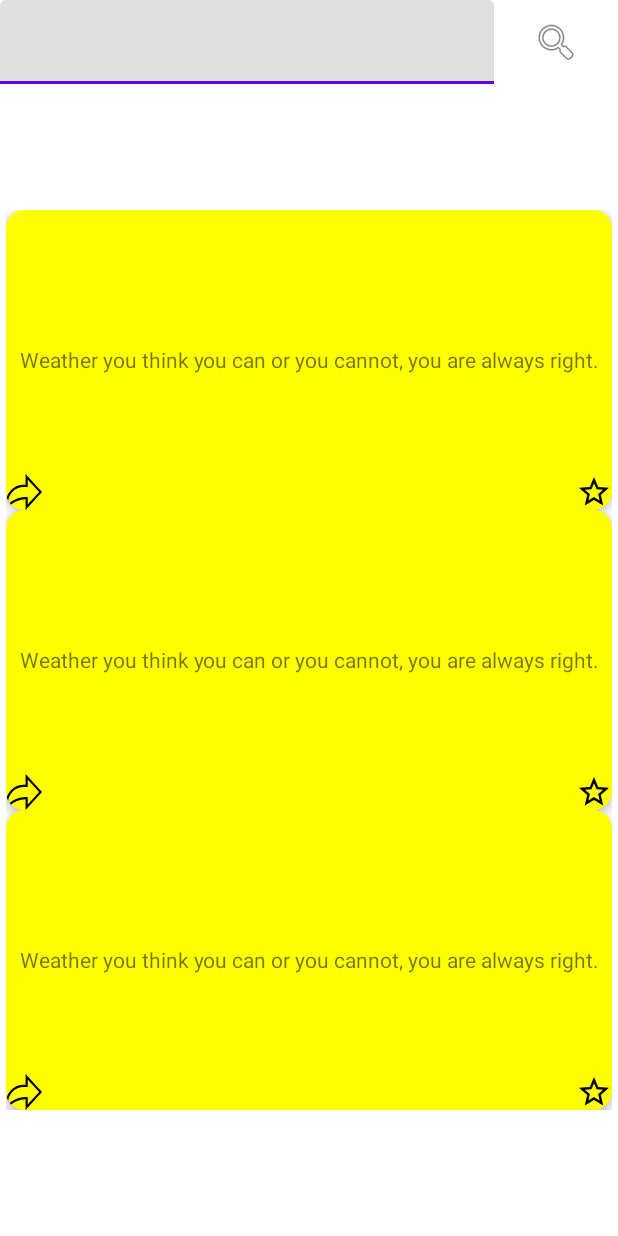
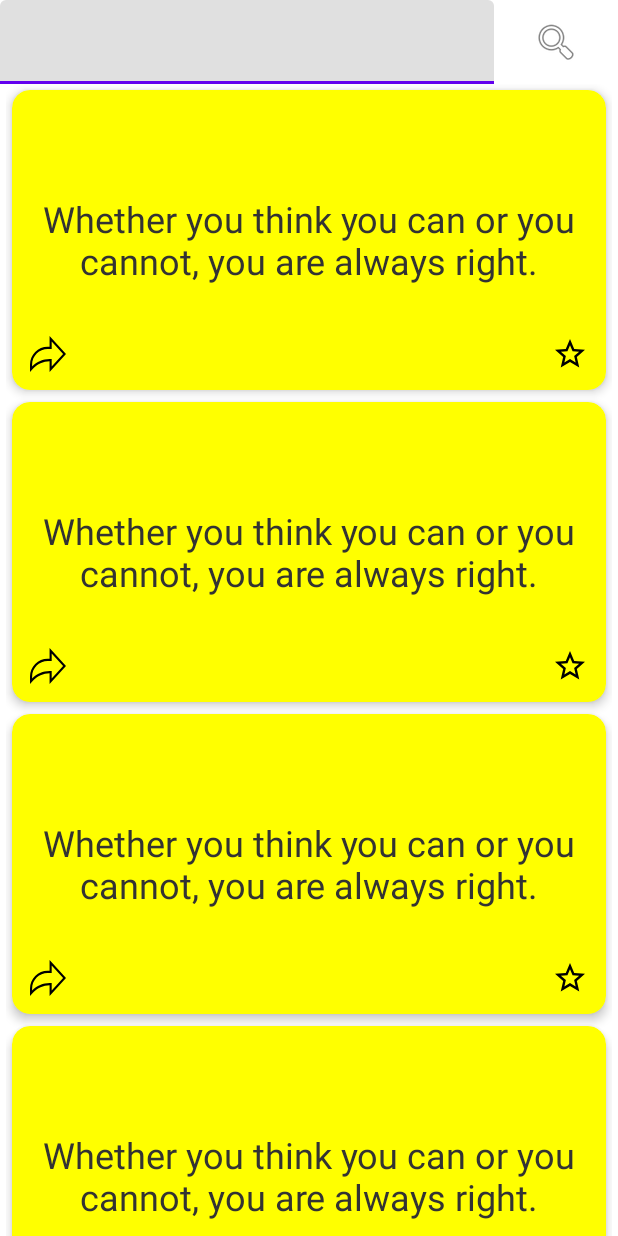
Before and after one commit to hunnihundert/QuoteSaver, an Android app: the layout fragment_feed.xml on its own in the app's theme, with its tools: preview values and no code run, on a phone screen of 412 x 824 dp. Run offline under Robolectric (Android 15) with nearby library versions, the phone set to English and light mode, and no system bars; network calls fail.

Commit message:
Fix design issues

```diff
--- a/app/src/main/res/layout/fragment_feed.xml
+++ b/app/src/main/res/layout/fragment_feed.xml
@@ -51,14 +51,14 @@
         <androidx.recyclerview.widget.RecyclerView
             android:id="@+id/recyclerView_feed_quoteFeed"
             android:layout_width="match_parent"
-            android:layout_height="wrap_content"
+            android:layout_height="0dp"
             android:paddingHorizontal="4dp"
-            app:layout_constraintBottom_toBottomOf="parent"
             app:layout_constraintEnd_toEndOf="parent"
             app:layout_constraintStart_toStartOf="parent"
             app:layout_constraintTop_toBottomOf="@id/linearLayout_feed_search"
+            app:layout_constraintBottom_toBottomOf="parent"
             tools:listitem="@layout/list_item_quote"
-            tools:itemCount="3"/>
+            tools:itemCount="4"/>
 
     </androidx.constraintlayout.widget.ConstraintLayout>
 
--- a/app/src/main/res/layout/list_item_quote.xml
+++ b/app/src/main/res/layout/list_item_quote.xml
@@ -1,38 +1,48 @@
 <?xml version="1.0" encoding="utf-8"?>
 <layout xmlns:android="http://schemas.android.com/apk/res/android"
-    xmlns:tools="http://schemas.android.com/tools"
-    xmlns:app="http://schemas.android.com/apk/res-auto">
+    xmlns:app="http://schemas.android.com/apk/res-auto"
+    xmlns:tools="http://schemas.android.com/tools">
 
     <androidx.cardview.widget.CardView
         android:layout_width="match_parent"
         android:layout_height="200dp"
+        android:layout_margin="4dp"
+        android:clipToPadding="true"
+        android:padding="23dp"
+        app:cardBackgroundColor="#FFFF00"
+        app:cardCornerRadius="12dp"
         app:cardElevation="4dp"
-        app:cardMaxElevation="4dp"
-        app:cardCornerRadius="12dp"
-        app:cardBackgroundColor="#FFFF00"
-        android:clipToPadding="false"
-        android:padding="6dp">
+        app:cardMaxElevation="4dp">
+
         <TextView
             android:id="@+id/textView_listItemQuote_quote"
             android:layout_width="match_parent"
             android:layout_height="match_parent"
+            android:layout_margin="16dp"
             android:gravity="center"
-            tools:text="Weather you think you can or you cannot, you are always right."
+            android:textColor="#333333"
+            android:textSize="24sp"
+            tools:text="Whether you think you can or you cannot, you are always right."
+            tools:textColor="#333333"
             tools:textSize="32sp" />
+
         <ImageView
             android:id="@+id/imageView_listItemQuote_liked"
             android:layout_width="wrap_content"
             android:layout_height="wrap_content"
-            android:src="@drawable/ic_favorite_border"
+            android:layout_gravity="bottom|end"
+            android:layout_margin="12dp"
             android:contentDescription="@string/contentDescription_imageView_listItemQuote_favorite"
-            android:layout_gravity="bottom|end"/>
+            android:src="@drawable/ic_favorite_border" />
+
         <ImageView
             android:id="@+id/imageView_listItemQuote_share"
             android:layout_width="wrap_content"
             android:layout_height="wrap_content"
-            android:src="@drawable/ic_share"
+            android:layout_gravity="bottom|start"
+            android:layout_margin="12dp"
             android:contentDescription="@string/contentDescription_imageView_listItemQuote_share"
-            android:layout_gravity="bottom|start"/>
+            android:src="@drawable/ic_share" />
 
     </androidx.cardview.widget.CardView>
 </layout>
--- a/app/src/main/res/values-night/themes.xml
+++ b/app/src/main/res/values-night/themes.xml
@@ -1,6 +1,6 @@
 <resources xmlns:tools="http://schemas.android.com/tools">
     <!-- Base application theme. -->
-    <style name="Theme.QuoteSaver" parent="Theme.MaterialComponents.DayNight.DarkActionBar">
+    <style name="Theme.QuoteSaver" parent="Theme.MaterialComponents.DayNight.NoActionBar">
         <!-- Primary brand color. -->
         <item name="colorPrimary">@color/purple_200</item>
         <item name="colorPrimaryVariant">@color/purple_700</item>
--- a/app/src/main/res/values/themes.xml
+++ b/app/src/main/res/values/themes.xml
@@ -1,6 +1,6 @@
 <resources xmlns:tools="http://schemas.android.com/tools">
     <!-- Base application theme. -->
-    <style name="Theme.QuoteSaver" parent="Theme.MaterialComponents.DayNight.DarkActionBar">
+    <style name="Theme.QuoteSaver" parent="Theme.MaterialComponents.DayNight.NoActionBar">
         <!-- Primary brand color. -->
         <item name="colorPrimary">@color/purple_500</item>
         <item name="colorPrimaryVariant">@color/purple_700</item>
```
Also changed, not shown: 1 other file.
